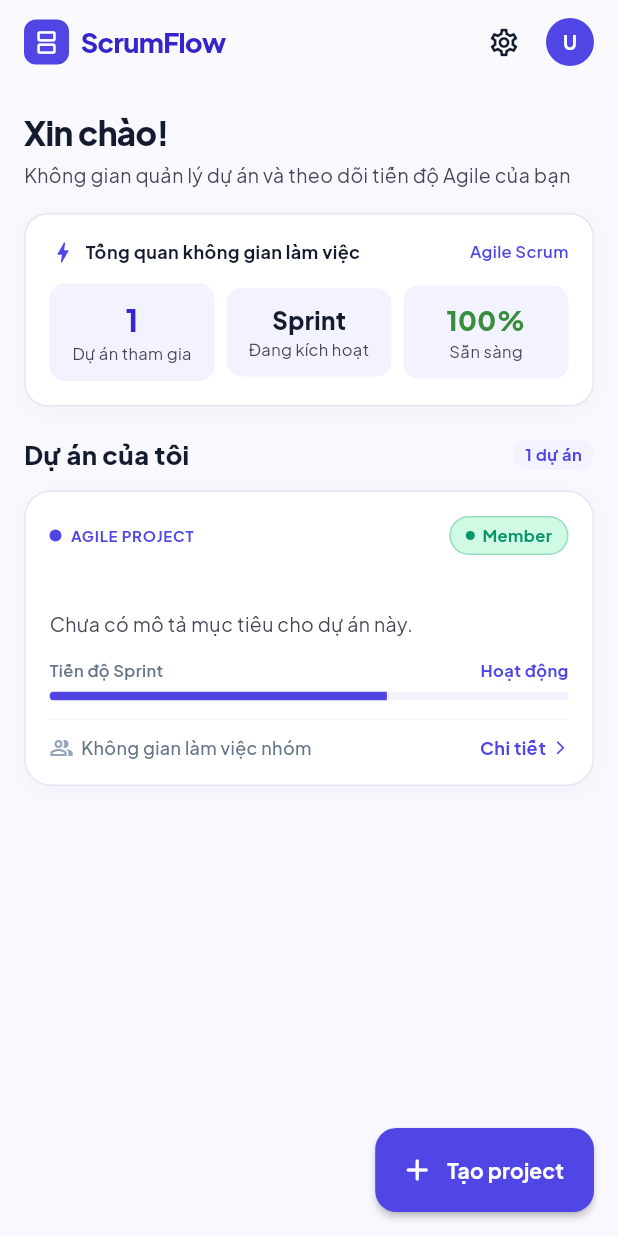
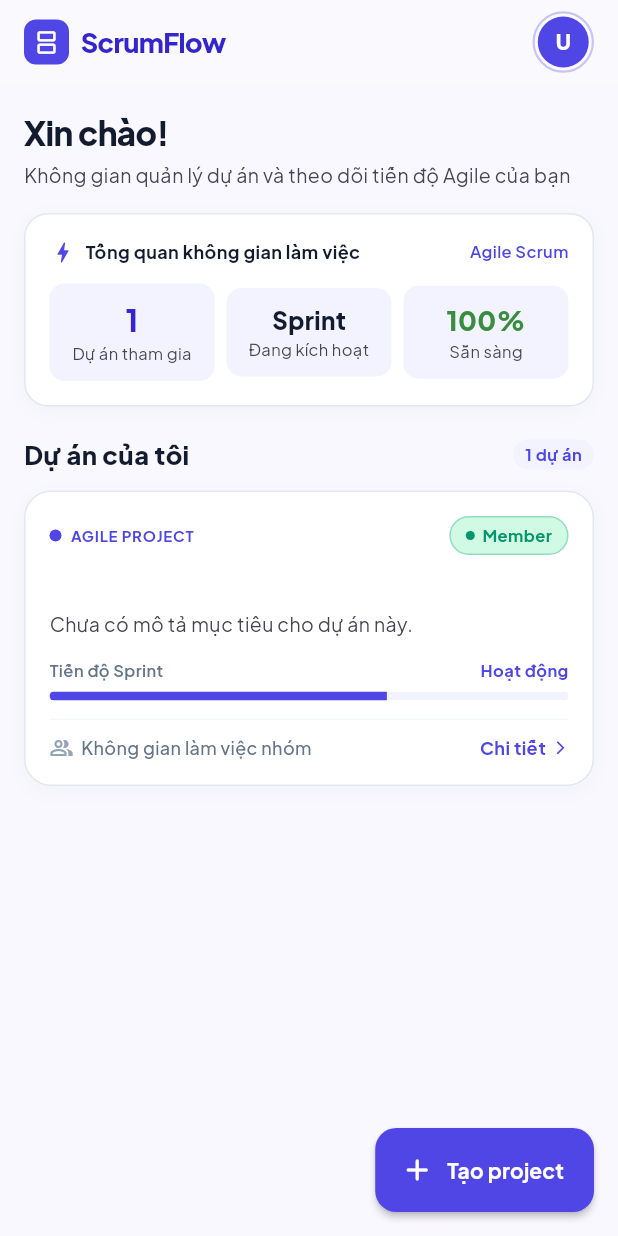
Before and after one commit to troicomay0385/ScrumFlow, a Flutter app: the screen it shows once a user with an empty profile is signed in, on a phone screen of 412 x 824 dp. Run offline on Flutter 3.47's test engine with Material 3 defaults, Android fonts, the phone set to English and light mode, and no system bars; our stand-ins replace cloud_firestore, connectivity_plus, equatable, firebase_auth, firebase_core, flutter_bloc and 5 more; accounts and stored records are empty.

Commit message:
feat(ui,auth): remove settings gear icon, move settings to user avatar, handle google sign in platform errors, and update stitch guide for agents

```diff
--- a/lib/data/repositories/auth_repository_impl.dart
+++ b/lib/data/repositories/auth_repository_impl.dart
@@ -1,5 +1,6 @@
 import 'package:firebase_auth/firebase_auth.dart' as fb;
 import 'package:cloud_firestore/cloud_firestore.dart' as fs;
+import 'package:flutter/services.dart' show PlatformException;
 
 import '../../app/constants/app_strings.dart';
 import '../../app/constants/firebase_error_mapper.dart';
@@ -228,6 +229,8 @@ class AuthRepositoryImpl implements AuthRepository {
       throw Exception(FirebaseErrorMapper.mapErrorCode(e.code));
     } on fs.FirebaseException catch (e) {
       throw Exception(FirebaseErrorMapper.mapErrorCode(e.code));
+    } on PlatformException catch (e) {
+      throw Exception(FirebaseErrorMapper.mapPlatformError(e.code, e.message));
     } catch (e) {
       if (e is Exception) rethrow;
       throw Exception(e.toString().replaceFirst('Exception: ', '').replaceFirst('Error: ', ''));
--- a/lib/presentation/home/screens/home_screen.dart
+++ b/lib/presentation/home/screens/home_screen.dart
@@ -72,15 +72,24 @@ class HomeScreen extends StatelessWidget {
                 ],
               ),
               actions: [
-                IconButton(
-                  tooltip: 'Cài đặt tài khoản & Bảo mật',
-                  icon: const Icon(Icons.settings_outlined, size: 22),
-                  onPressed: () => SecuritySettingsDialog.show(context),
+                Padding(
+                  padding: const EdgeInsets.only(right: 16.0),
+                  child: Tooltip(
+                    message: 'Hồ sơ tài khoản & Cài đặt',
+                    child: InkWell(
+                      onTap: () => SecuritySettingsDialog.show(context),
+                      borderRadius: BorderRadius.circular(20),
+                      child: Container(
+                        padding: const EdgeInsets.all(2),
+                        decoration: BoxDecoration(
+                          shape: BoxShape.circle,
+                          border: Border.all(
+                            color: AppColors.primaryContainer.withValues(alpha: 0.3),
+                            width: 1.5,
                           ),
-                Padding(
-                  padding: const EdgeInsets.only(right: 16.0, left: 4.0),
+                        ),
                         child: CircleAvatar(
-                    radius: 16,
+                          radius: 17,
                           backgroundColor: AppColors.primaryContainer,
                           child: Text(
                             userName.isNotEmpty
@@ -88,8 +97,11 @@ class HomeScreen extends StatelessWidget {
                                 : 'U',
                             style: GoogleFonts.plusJakartaSans(
                               color: Colors.white,
-                        fontWeight: FontWeight.bold,
-                        fontSize: 13,
+                              fontWeight: FontWeight.w800,
+                              fontSize: 14,
+                            ),
+                          ),
+                        ),
                       ),
                     ),
                   ),
```
Also changed, not shown: lib/app/constants/firebase_error_mapper.dart (+33 -0 lines), 2 other files. Lines whose indentation alone changed are shown as unchanged.
